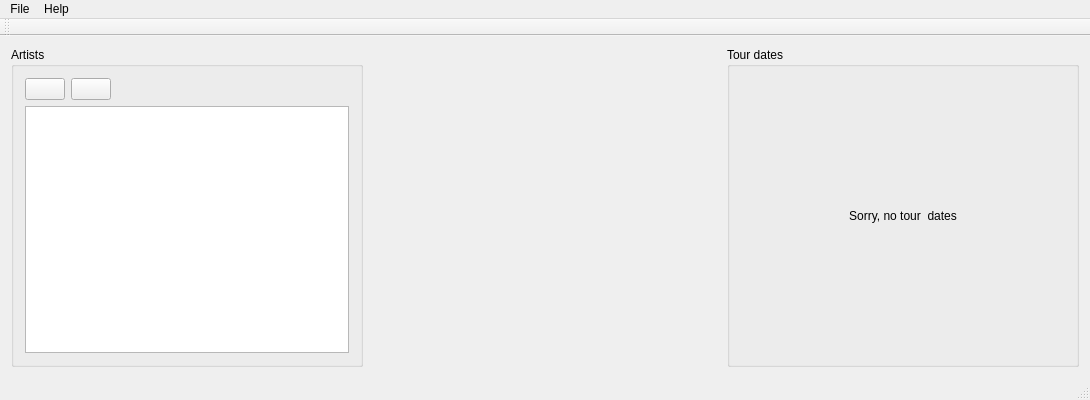
Old version of the form mainwindow.ui in the repository flavio/rockmarble.
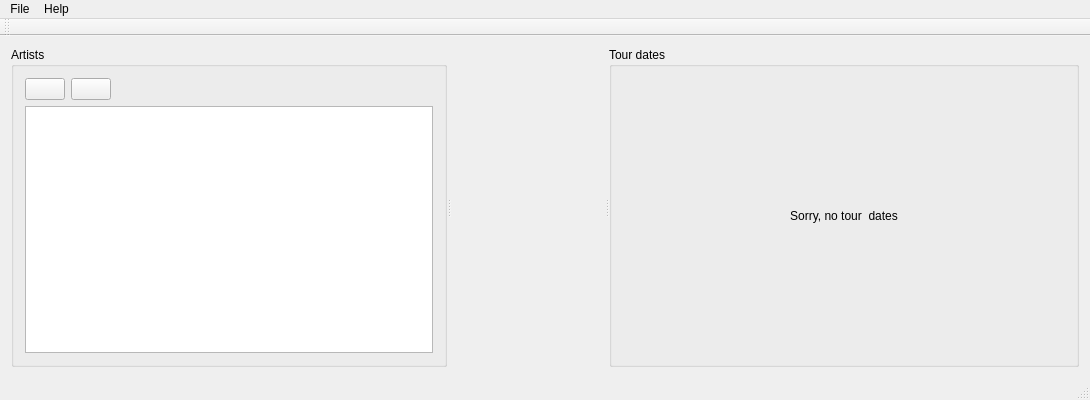
New version of the form. Icons and pictures are not drawn. Custom widgets are drawn as their Qt base class.

The edit to the form file:
```diff
--- a/mainwindow.ui
+++ b/mainwindow.ui
@@ -24,12 +24,12 @@
    </size>
   </property>
   <widget class="QWidget" name="centralWidget">
-   <layout class="QVBoxLayout" name="verticalLayout_5">
-    <item>
-     <layout class="QHBoxLayout" name="horizontalLayout">
-      <item>
        <layout class="QVBoxLayout" name="verticalLayout">
         <item>
+     <widget class="QSplitter" name="splitter">
+      <property name="orientation">
+       <enum>Qt::Horizontal</enum>
+      </property>
          <widget class="QGroupBox" name="groupBox">
           <property name="title">
            <string>Artists</string>
@@ -97,10 +97,6 @@
            </item>
           </layout>
          </widget>
-        </item>
-       </layout>
-      </item>
-      <item>
        <widget class="Marble::MarbleWidget" name="marble">
         <property name="sizePolicy">
          <sizepolicy hsizetype="Expanding" vsizetype="Expanding">
@@ -115,8 +111,6 @@
          <string>The Marble widget displays a virtual globe.</string>
         </property>
        </widget>
-      </item>
-      <item>
        <widget class="QGroupBox" name="eventsBox">
         <property name="enabled">
          <bool>true</bool>
@@ -190,8 +184,7 @@
          </item>
         </layout>
        </widget>
-      </item>
-     </layout>
+     </widget>
     </item>
    </layout>
   </widget>
```
Lines whose indentation alone changed are shown as unchanged.
